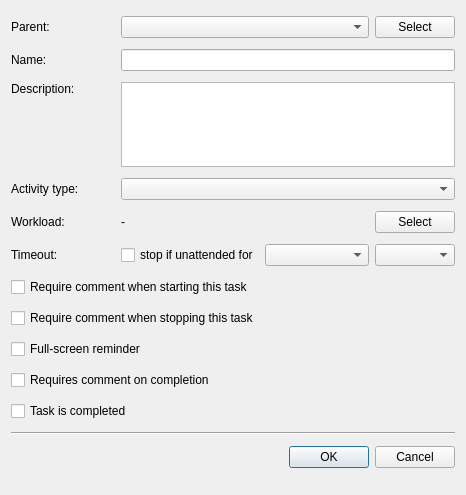
Above: Src.QT/tt3-gui/ModifyPublicTaskDialog.ui from akapustiatyahoocouk/TimeTracker3 before the change. Below: the same form after it.
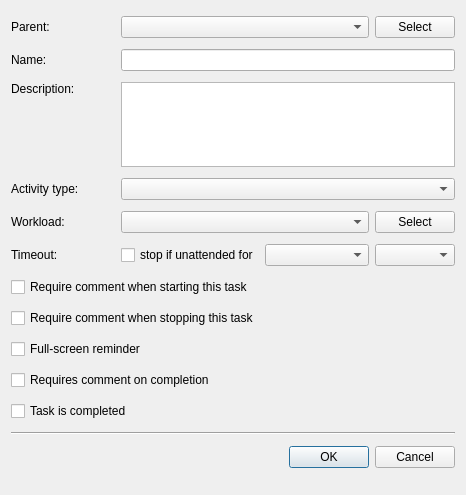
That is the form after the change. Icons and pictures are not drawn.

What changed in the file:
```diff
--- a/Src.QT/tt3-gui/ModifyPublicTaskDialog.ui
+++ b/Src.QT/tt3-gui/ModifyPublicTaskDialog.ui
@@ -135,16 +135,6 @@
      </property>
     </widget>
    </item>
-   <item row="4" column="2" colspan="3">
-    <widget class="QLabel" name="workloadValueLabel">
-     <property name="text">
-      <string>-</string>
-     </property>
-     <property name="wordWrap">
-      <bool>true</bool>
-     </property>
-    </widget>
-   </item>
    <item row="5" column="0" colspan="2">
     <widget class="QLabel" name="timeoutLabel">
      <property name="text">
@@ -185,6 +175,9 @@
      </property>
     </widget>
    </item>
+   <item row="4" column="2" colspan="3">
+    <widget class="QComboBox" name="workloadComboBox"/>
+   </item>
   </layout>
  </widget>
  <tabstops>
```
Left out of the diff: 1 changed line with no effect on the pictures.
